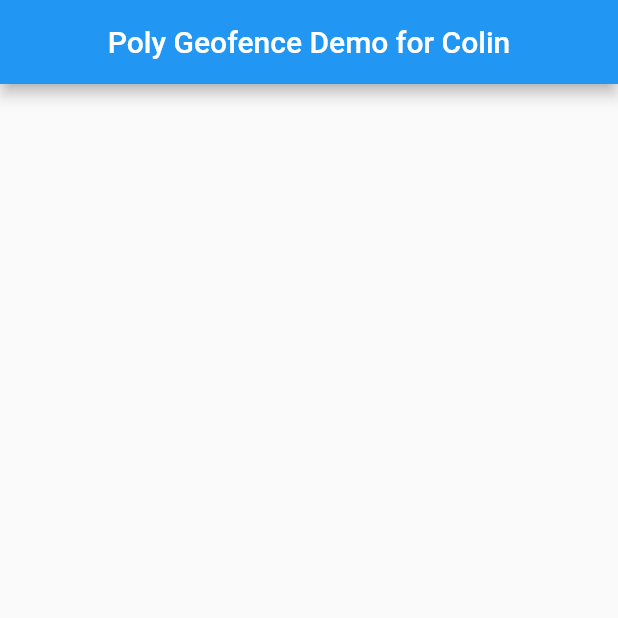
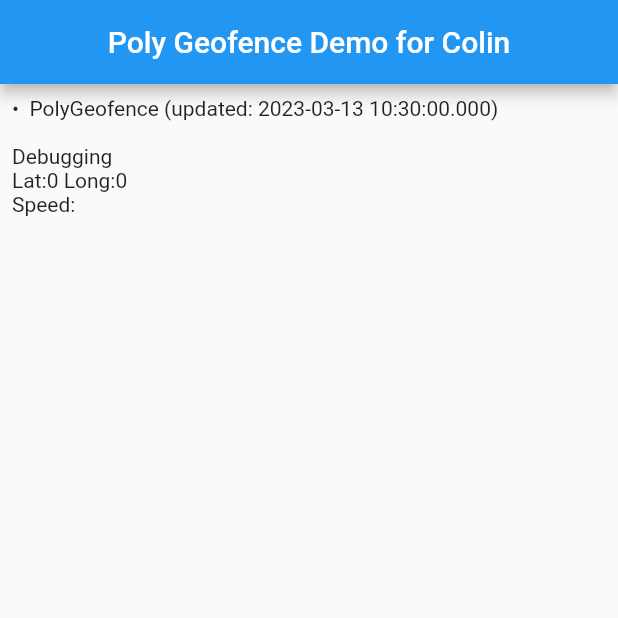
Before and after one commit to kuafucode/geofence-demo, a Flutter app: the screen it shows after launch, on a phone screen of 412 x 824 dp, the top half of it. Run offline on Flutter 3.47's test engine with Material 2 defaults, Android fonts, the phone set to English and light mode, and no system bars; missing offline and left inert: poly_geofence_service.

Commit message:
updated demo

```diff
--- a/lib/main.dart
+++ b/lib/main.dart
@@ -17,7 +17,7 @@ class _ExampleAppState extends State<ExampleApp> {
 
   // Create a [PolyGeofenceService] instance and set options.
   final _polyGeofenceService = PolyGeofenceService.instance.setup(
-      interval: 5000,
+      interval: 1000,
       accuracy: 100,
       loiteringDelayMs: 60000,
       statusChangeDelayMs: 10000,
@@ -99,6 +99,9 @@ class _ExampleAppState extends State<ExampleApp> {
     ),
   ];
 
+  Location _currentLocation =
+      new Location.fromJson({'latitude': 0.0, 'longitude': 0.0});
+
   // This function is to be called when the geofence status is changed.
   Future<void> _onPolyGeofenceStatusChanged(PolyGeofence polyGeofence,
       PolyGeofenceStatus polyGeofenceStatus, Location location) async {
@@ -110,6 +113,9 @@ class _ExampleAppState extends State<ExampleApp> {
   // This function is to be called when the location has changed.
   void _onLocationChanged(Location location) {
     print('location: ${location.toJson()}');
+    this.setState(() {
+      _currentLocation = location;
+    });
   }
 
   // This function is to be called when a location services status change occurs
@@ -190,6 +196,7 @@ class _ExampleAppState extends State<ExampleApp> {
     return StreamBuilder<PolyGeofence>(
       stream: _streamController.stream,
       builder: (context, snapshot) {
+        print('snapshot: ${this._currentLocation}');
         final updatedDateTime = DateTime.now();
         var content = snapshot.data?.toJson()['data']['about'] ?? '';
 
@@ -207,9 +214,15 @@ class _ExampleAppState extends State<ExampleApp> {
           physics: const BouncingScrollPhysics(),
           padding: const EdgeInsets.all(8.0),
           children: [
-            // Text('•\t\tPolyGeofence (updated: $updatedDateTime)'),
+            Text('•\t\tPolyGeofence (updated: $updatedDateTime)'),
             // const SizedBox(height: 10.0),
             Text(content),
+            const Text('Debugging'),
+            Text('Lat:' +
+                this._currentLocation.latitude.toString() +
+                ' Long:' +
+                this._currentLocation.longitude.toString()),
+            Text('Speed:' + this._currentLocation.speed.toString()),
           ],
         );
       },
```
Also changed, not shown: pubspec.yaml (+1 -7 lines), pubspec.lock.
